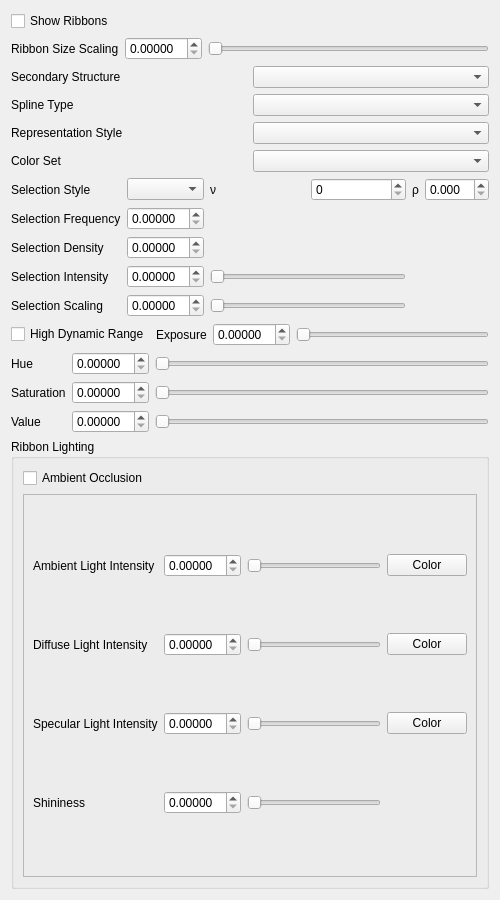
iRASPA/iRASPA-QT, file iraspa/iraspagui/appearanceribbonsform.ui: the form before one commit.
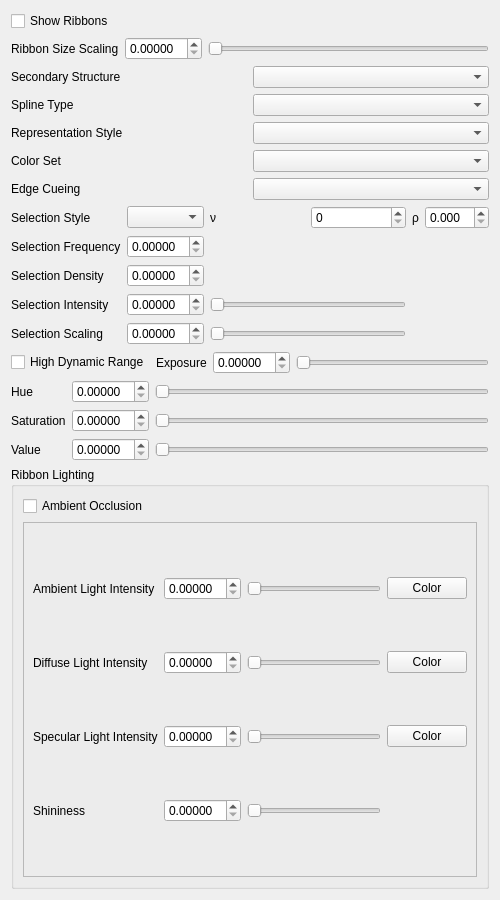
The form after the commit. Custom widgets are drawn as their Qt base class.

```diff
--- a/iraspa/iraspagui/appearanceribbonsform.ui
+++ b/iraspa/iraspagui/appearanceribbonsform.ui
@@ -94,6 +94,16 @@
      <item row="3" column="1">
       <widget class="QComboBox" name="ribbonColorSetComboBox"/>
      </item>
+     <item row="4" column="0">
+      <widget class="QLabel" name="labelEdgeCueing">
+       <property name="text">
+        <string>Edge Cueing</string>
+       </property>
+      </widget>
+     </item>
+     <item row="4" column="1">
+      <widget class="QComboBox" name="ribbonEdgeCueingComboBox"/>
+     </item>
     </layout>
    </item>
    <item>
```
